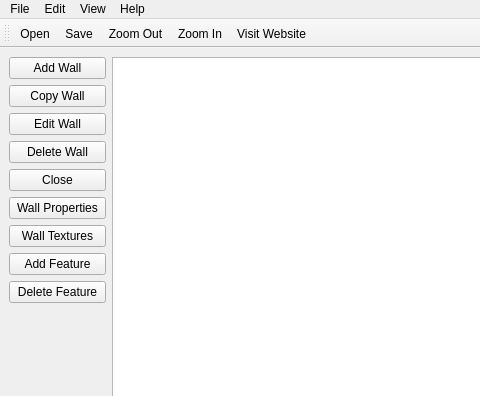
penguintutor/lc-building, file mainwindow.ui: the form before one commit; both pictures show x 0 to 480 and y 0 to 396 of the 1055 by 678 pixel window.
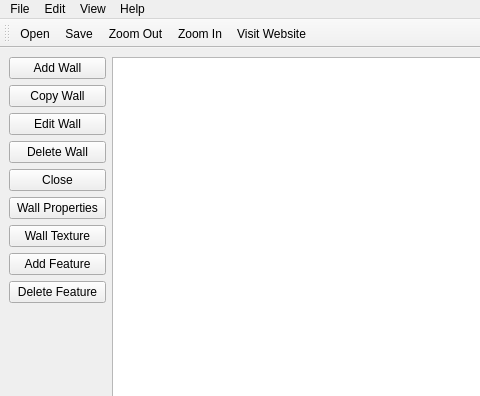
The form after the commit. Icons and pictures are not drawn.

Commit message: Continue work on texture window

Diff of the .ui file:
```diff
--- a/mainwindow.ui
+++ b/mainwindow.ui
@@ -69,7 +69,7 @@
           <item>
            <widget class="QPushButton" name="wallTexturesButton">
             <property name="text">
-             <string>Wall Textures</string>
+             <string>Wall Texture</string>
             </property>
            </widget>
           </item>
```
Left out of the diff: 4 changed lines with no effect on the pictures. The commit also changes 3 other files.
